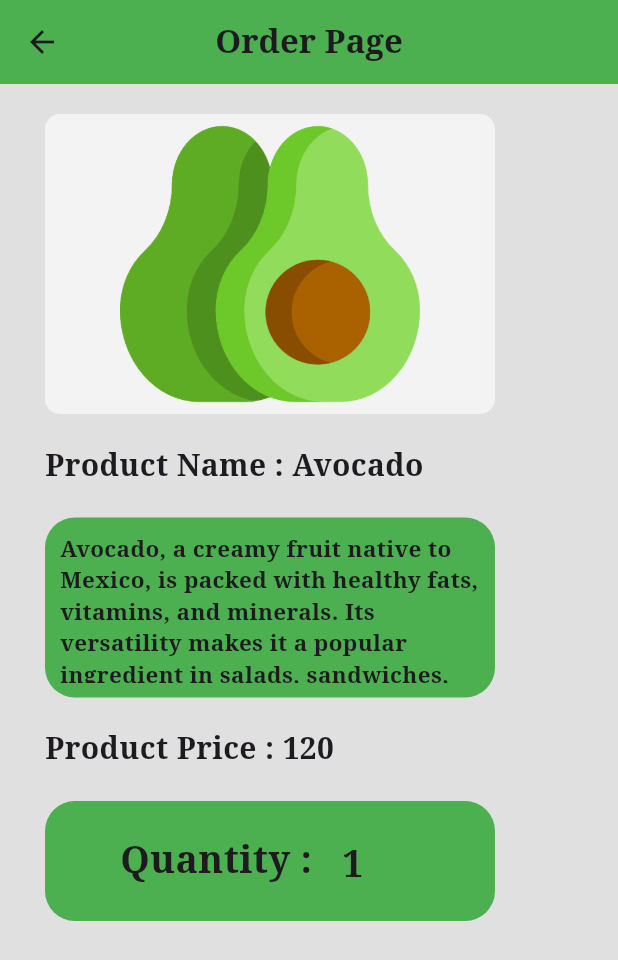
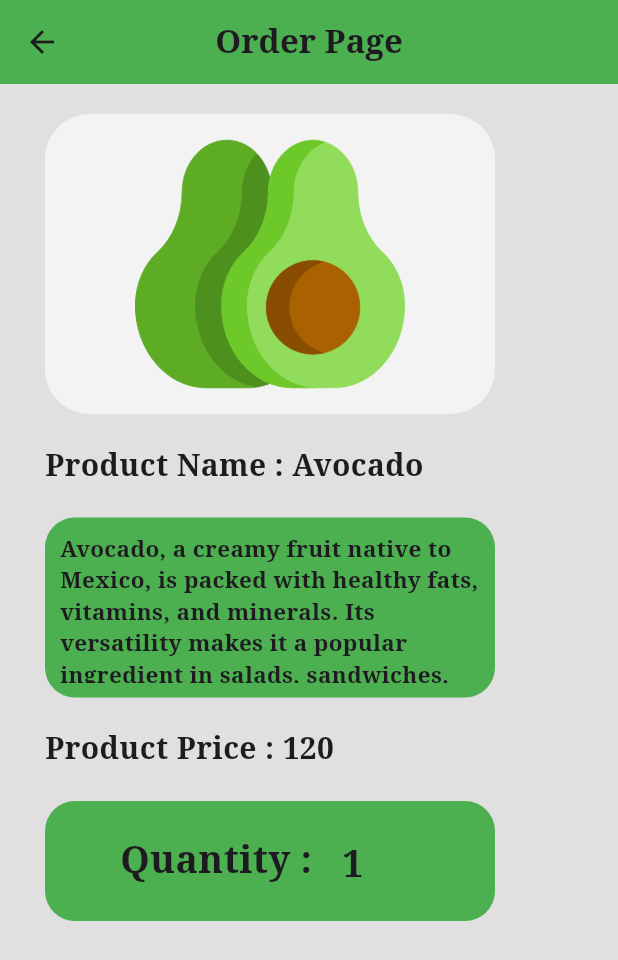
Before and after one commit to krishnarajkumar0610/grocery_app, a Flutter app: the screen it shows after launch, after a tap on an icon or button, on a phone screen of 412 x 824 dp. Shown: the top 960 px of the screen. Run offline on Flutter 3.47's test engine with Material 3 defaults, Android fonts, the phone set to English and light mode, and no system bars; our stand-ins replace flutter_bloc, google_fonts.

Commit message:
Grocery App

```diff
--- a/grocery_app/lib/screens/order_page.dart
+++ b/grocery_app/lib/screens/order_page.dart
@@ -40,10 +40,13 @@ class OrderPage extends StatelessWidget {
                 width: 300,
                 height: 200,
                 decoration: BoxDecoration(
-                  borderRadius: BorderRadius.circular(10),
+                  borderRadius: BorderRadius.circular(30),
                   color: Colors.white60,
                 ),
-                child: Image.asset(imagePath!),
+                child: Padding(
+                  padding: const EdgeInsets.all(10.0),
+                  child: Image.asset(imagePath!),
+                ),
               ),
             ),
             const SizedBox(
```
